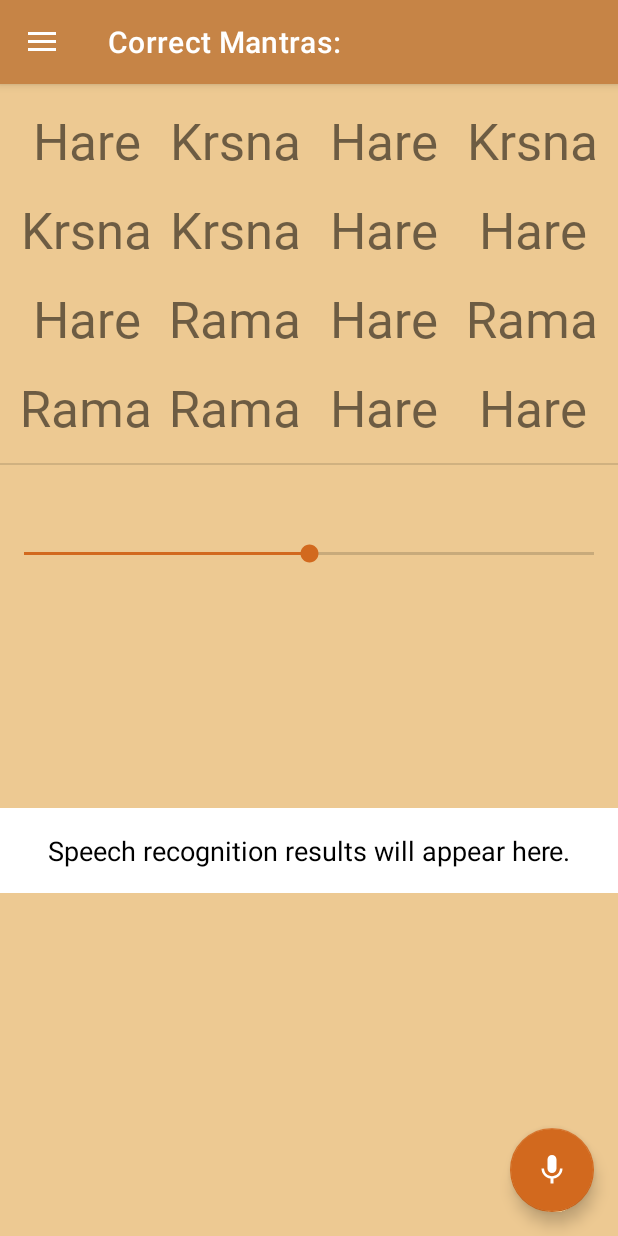
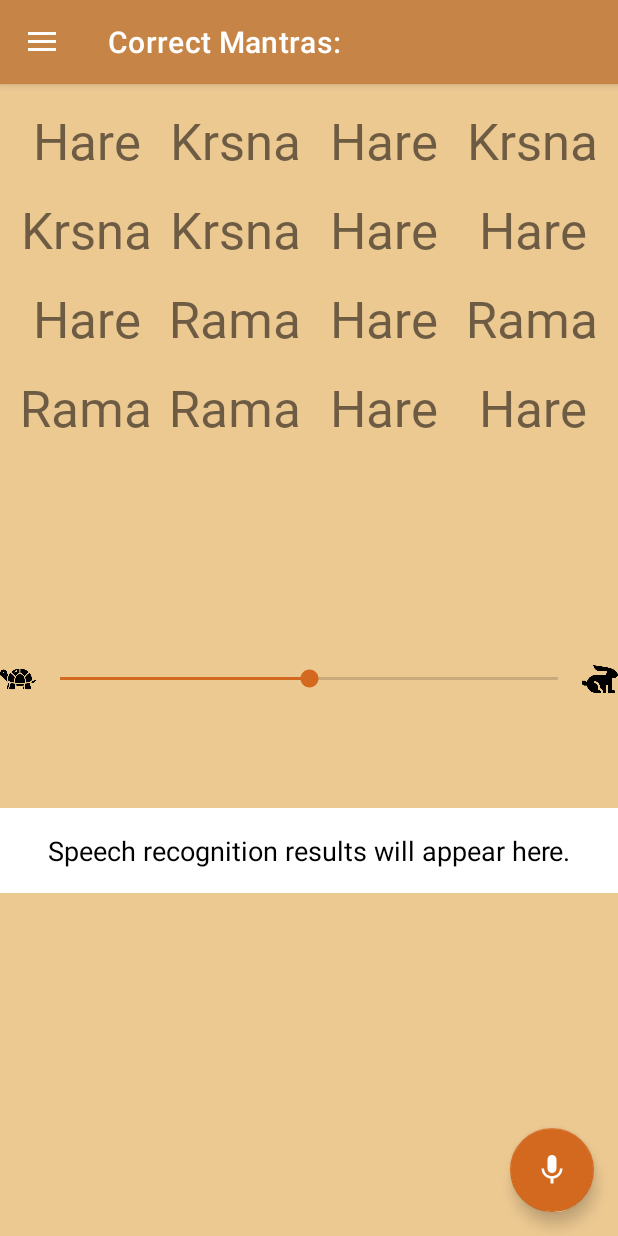
Before and after one commit to Swicegood/hare-krishna-mantra-practice, an Android app: the screen it shows after launch (MainActivity), on a phone screen of 412 x 824 dp. Run offline under Robolectric (Android 15) with nearby library versions, the phone set to English and light mode, and no system bars; our stand-ins replace navigation-ui; Roboto replaces fonts that are not available here.

Commit message:
add speed control

```diff
--- a/app/src/main/res/layout/fragment_first.xml
+++ b/app/src/main/res/layout/fragment_first.xml
@@ -187,24 +187,43 @@
 
     </androidx.gridlayout.widget.GridLayout>
 
-    <View
-        android:id="@+id/divider"
+
+    <LinearLayout
+        android:id="@+id/speedZone"
         android:layout_width="match_parent"
-        android:layout_height="1dp"
-        android:background="?android:attr/listDivider"
-        app:layout_constraintTop_toBottomOf="@id/gridLayout"
-        app:layout_constraintBottom_toBottomOf="@+id/gridLayout" />
+        android:layout_height="wrap_content"
+        android:orientation="horizontal"
+        app:layout_constraintTop_toBottomOf="@+id/gridLayout"
+        app:layout_constraintBottom_toBottomOf="@+id/fragment_container_view"
+        android:gravity="center_vertical">
+
+        <ImageView
+            android:id="@+id/tortoiseIcon"
+            android:layout_width="24dp"
+            android:layout_height="24dp"
+            android:src="@drawable/ic_tortoise"
+            app:tint="@android:color/background_dark"
+            android:contentDescription="@string/tortoise_icon" />
 
         <SeekBar
             android:id="@+id/speedSeekBar"
             android:layout_width="0dp"
             android:layout_height="wrap_content"
+            android:layout_weight="1"
             android:max="2000"
             android:progress="1000"
-        android:paddingTop="50dp"
-        app:layout_constraintTop_toBottomOf="@+id/divider"
             app:layout_constraintStart_toStartOf="parent"
             app:layout_constraintEnd_toEndOf="parent" />
+
+        <ImageView
+            android:id="@+id/hareIcon"
+            android:layout_width="24dp"
+            android:layout_height="24dp"
+            android:src="@drawable/ic_hare"
+            app:tint="@android:color/background_dark"
+            android:contentDescription="@string/hare_icon" />
+
+    </LinearLayout>
 
     <FrameLayout
         android:id="@+id/fragment_container_view"
--- a/app/src/main/res/values/strings.xml
+++ b/app/src/main/res/values/strings.xml
@@ -29,5 +29,7 @@
     <string name="title_drawer">Chanting the holy names of the Mahamantra,</string>
     <string name="title_drawer_2">Hare Krishna, Hare Krishna, Krishna Krishna, Hare Hare, Hare Rama, Hare Rama, Rama Rama, Hare Hare,</string>
     <string name="title_drawer_3">"is a profound and transformative spiritual practice rooted in the ancient tradition of Bhakti Yoga. This mantra, composed of sacred names of the Supreme Divine, is chanted to evoke a deep connection with God, purify the mind, and awaken one's spiritual consciousness. By repeating these names with sincerity and devotion, one can experience inner peace, joy, and a sense of unity with the divine. This practice is accessible to everyone, regardless of background or prior knowledge, and can be performed anywhere, making it a powerful tool for personal and spiritual growth."</string>
-  <string name="hello_second_fragment">Hello second fragment. Arg: %1$s</string>
+    <string name="hello_second_fragment">Hello second fragment. Arg: %1$s</string>
+    <string name="tortoise_icon">Tortoise icon representing slower speed</string>
+    <string name="hare_icon">Hare icon representing faster speed</string>
 </resources>
```
Also changed, not shown: app/src/main/res/drawable/ic_hare.png (added), app/src/main/res/drawable/ic_tortoise.png (added). Lines whose indentation alone changed are shown as unchanged.
